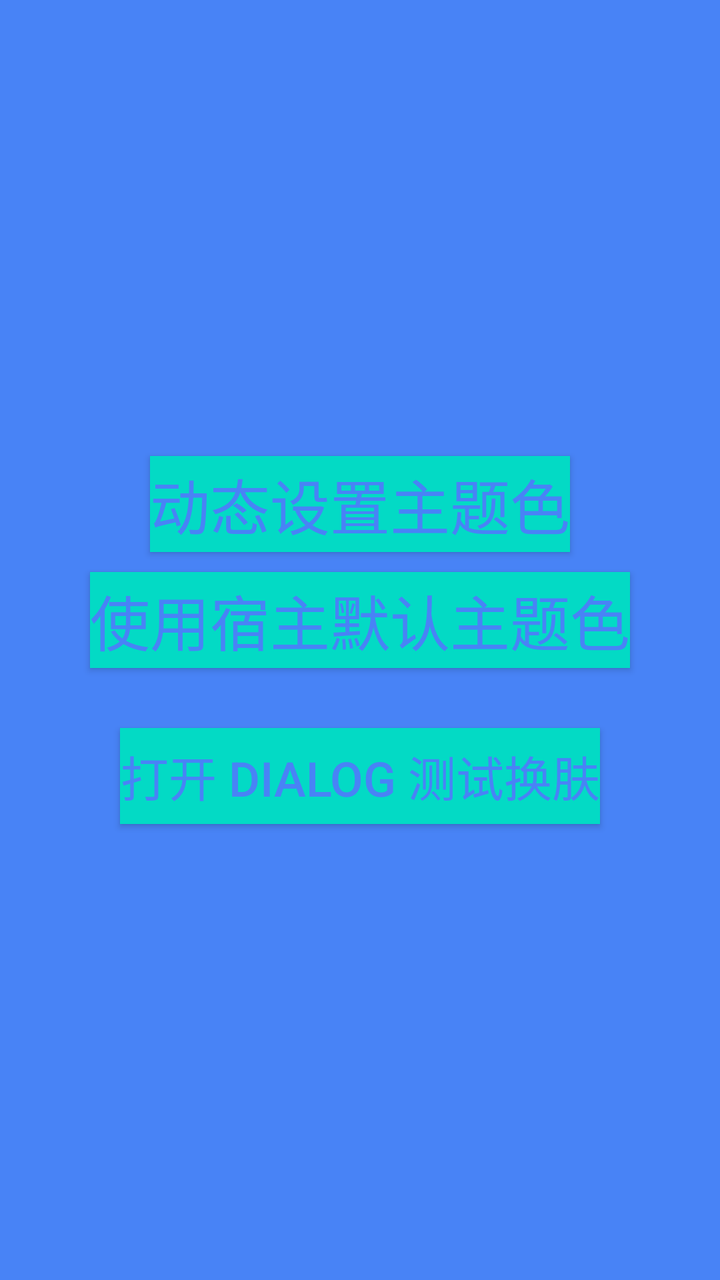
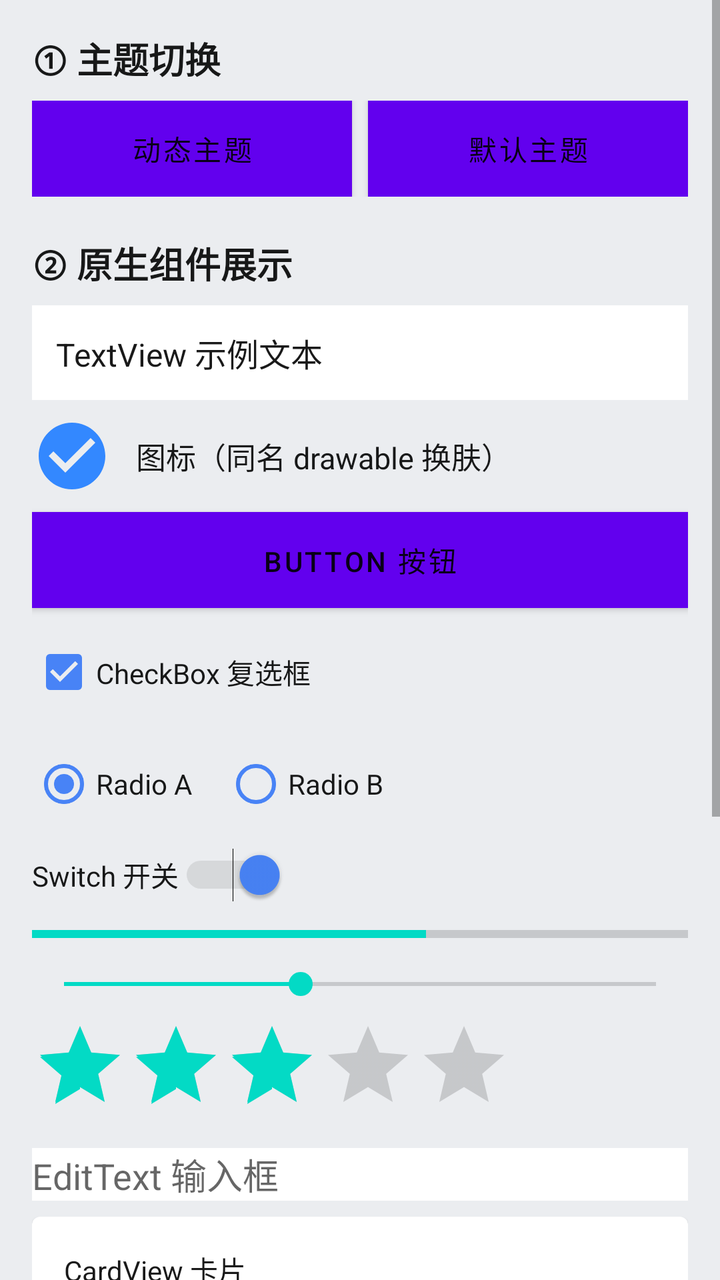

Before-and-after screenshots of an Android layout around one commit, followed by the original layout XML and the change that was made.
<!-- AndroidManifest.xml: application theme AppTheme -->
<!-- res/layout/activity_main.xml -->
<?xml version="1.0" encoding="utf-8"?>
<LinearLayout xmlns:android="http://schemas.android.com/apk/res/android"
    xmlns:app="http://schemas.android.com/apk/res-auto"
    xmlns:tools="http://schemas.android.com/tools"
    android:layout_width="match_parent"
    android:layout_height="match_parent"
    android:background="@color/skin_item_color"
    android:gravity="center"
    android:orientation="vertical"
    tools:context=".MainActivity">

    <Button
        android:layout_width="wrap_content"
        android:layout_height="wrap_content"
        android:layout_marginBottom="10dp"
        android:background="@color/colorAccent"
        android:onClick="skinDynamic"
        android:text="动态设置主题色"
        android:textColor="@color/skin_item_color"
        android:textSize="30dp"
        app:layout_constraintBottom_toBottomOf="parent"
        app:layout_constraintLeft_toLeftOf="parent"
        app:layout_constraintRight_toRightOf="parent"
        app:layout_constraintTop_toTopOf="parent" />

    <Button
        android:layout_width="wrap_content"
        android:layout_height="wrap_content"
        android:background="@color/colorAccent"
        android:onClick="skinDefault"
        android:text="使用宿主默认主题色"
        android:textColor="@color/skin_item_color"
        android:textSize="30dp"
        app:layout_constraintBottom_toBottomOf="parent"
        app:layout_constraintLeft_toLeftOf="parent"
        app:layout_constraintRight_toRightOf="parent"
        app:layout_constraintTop_toTopOf="parent" />

    
    <Button
        android:layout_width="wrap_content"
        android:layout_height="wrap_content"
        android:layout_marginTop="30dp"
        android:background="@color/colorAccent"
        android:onClick="openTestDialog"
        android:text="打开 Dialog 测试换肤"
        android:textColor="@color/skin_item_color"
        android:textSize="24sp" />

</LinearLayout>
<!-- resources referenced by this layout -->
<resources>
  <color name="colorAccent">#03DAC5</color>
  <color name="skin_item_color">#4883F6</color>
  <style name="AppTheme" parent="Theme.AppCompat.DayNight.DarkActionBar">
          
          <item name="colorPrimary">@color/colorPrimary</item>
          <item name="colorPrimaryDark">@color/colorPrimaryDark</item>
          <item name="colorAccent">@color/colorAccent</item>
      </style>
  <color name="colorPrimary">#6200EE</color>
  <color name="colorPrimaryDark">#3700B3</color>
</resources>

<!-- the commit's change to res/layout/activity_main.xml (unified diff, before → after) -->
@@ -1,50 +1,245 @@
 <?xml version="1.0" encoding="utf-8"?>
-<LinearLayout xmlns:android="http://schemas.android.com/apk/res/android"
+<ScrollView xmlns:android="http://schemas.android.com/apk/res/android"
     xmlns:app="http://schemas.android.com/apk/res-auto"
     xmlns:tools="http://schemas.android.com/tools"
     android:layout_width="match_parent"
     android:layout_height="match_parent"
-    android:background="@color/skin_item_color"
-    android:gravity="center"
-    android:orientation="vertical"
+    android:background="@color/bg_page"
+    android:fillViewport="true"
     tools:context=".MainActivity">
 
-    <Button
-        android:layout_width="wrap_content"
+    <LinearLayout
+        android:layout_width="match_parent"
         android:layout_height="wrap_content"
-        android:layout_marginBottom="10dp"
-        android:background="@color/colorAccent"
-        android:onClick="skinDynamic"
-        android:text="动态设置主题色"
-        android:textColor="@color/skin_item_color"
-        android:textSize="30dp"
-        app:layout_constraintBottom_toBottomOf="parent"
-        app:layout_constraintLeft_toLeftOf="parent"
-        app:layout_constraintRight_toRightOf="parent"
-        app:layout_constraintTop_toTopOf="parent" />
-
-    <Button
-        android:layout_width="wrap_content"
-        android:layout_height="wrap_content"
-        android:background="@color/colorAccent"
-        android:onClick="skinDefault"
-        android:text="使用宿主默认主题色"
-        android:textColor="@color/skin_item_color"
-        android:textSize="30dp"
-        app:layout_constraintBottom_toBottomOf="parent"
-        app:layout_constraintLeft_toLeftOf="parent"
-        app:layout_constraintRight_toRightOf="parent"
-        app:layout_constraintTop_toTopOf="parent" />
-
-    
-    <Button
-        android:layout_width="wrap_content"
-        android:layout_height="wrap_content"
-        android:layout_marginTop="30dp"
-        android:background="@color/colorAccent"
-        android:onClick="openTestDialog"
-        android:text="打开 Dialog 测试换肤"
-        android:textColor="@color/skin_item_color"
-        android:textSize="24sp" />
-
-</LinearLayout>
+        android:orientation="vertical"
+        android:padding="16dp">
+
+        
+        <TextView
+            android:layout_width="match_parent"
+            android:layout_height="wrap_content"
+            android:text="① 主题切换"
+            android:textColor="@color/text_primary"
+            android:textSize="18sp"
+            android:textStyle="bold" />
+
+        <LinearLayout
+            android:layout_width="match_parent"
+            android:layout_height="wrap_content"
+            android:layout_marginTop="8dp"
+            android:orientation="horizontal">
+
+            <Button
+                android:layout_width="0dp"
+                android:layout_height="wrap_content"
+                android:layout_weight="1"
+                android:layout_marginEnd="8dp"
+                android:background="@color/main_style"
+                android:onClick="skinDynamic"
+                android:text="动态主题"
+                android:textColor="@color/text_primary" />
+
+            <Button
+                android:layout_width="0dp"
+                android:layout_height="wrap_content"
+                android:layout_weight="1"
+                android:background="@color/colorAccent"
+                android:onClick="skinDefault"
+                android:text="默认主题"
+                android:textColor="@color/text_primary" />
+        </LinearLayout>
+
+        
+        <TextView
+            android:layout_width="match_parent"
+            android:layout_height="wrap_content"
+            android:layout_marginTop="20dp"
+            android:text="② 原生组件展示"
+            android:textColor="@color/text_primary"
+            android:textSize="18sp"
+            android:textStyle="bold" />
+
+        <TextView
+            android:layout_width="match_parent"
+            android:layout_height="wrap_content"
+            android:layout_marginTop="8dp"
+            android:background="@color/dialog_bg"
+            android:padding="12dp"
+            android:text="TextView 示例文本"
+            android:textColor="@color/text_primary"
+            android:textSize="16sp" />
+
+        
+        <LinearLayout
+            android:layout_width="match_parent"
+            android:layout_height="wrap_content"
+            android:layout_marginTop="8dp"
+            android:gravity="center_vertical"
+            android:orientation="horizontal">
+
+            <ImageView
+                android:layout_width="40dp"
+                android:layout_height="40dp"
+                android:src="@drawable/ic_skin_demo" />
+
+            <TextView
+                android:layout_width="wrap_content"
+                android:layout_height="wrap_content"
+                android:layout_marginStart="12dp"
+                android:text="图标（同名 drawable 换肤）"
+                android:textColor="@color/text_primary"
+                android:textSize="15sp" />
+        </LinearLayout>
+
+        <Button
+            android:layout_width="match_parent"
+            android:layout_height="wrap_content"
+            android:layout_marginTop="8dp"
+            android:background="@color/main_style"
+            android:text="Button 按钮"
+            android:textColor="@color/text_primary" />
+
+        <CheckBox
+            android:layout_width="wrap_content"
+            android:layout_height="wrap_content"
+            android:layout_marginTop="8dp"
+            android:buttonTint="@color/skin_item_color"
+            android:checked="true"
+            android:text="CheckBox 复选框"
+            android:textColor="@color/text_primary" />
+
+        <RadioGroup
+            android:layout_width="match_parent"
+            android:layout_height="wrap_content"
+            android:layout_marginTop="8dp"
+            android:orientation="horizontal">
+
+            <RadioButton
+                android:layout_width="wrap_content"
+                android:layout_height="wrap_content"
+                android:buttonTint="@color/skin_item_color"
+                android:checked="true"
+                android:text="Radio A"
+                android:textColor="@color/text_primary" />
+
+            <RadioButton
+                android:layout_width="wrap_content"
+                android:layout_height="wrap_content"
+                android:layout_marginStart="16dp"
+                android:buttonTint="@color/skin_item_color"
+                android:text="Radio B"
+                android:textColor="@color/text_primary" />
+        </RadioGroup>
+
+        <Switch
+            android:layout_width="wrap_content"
+            android:layout_height="wrap_content"
+            android:layout_marginTop="8dp"
+            android:checked="true"
+            android:text="Switch 开关"
+            android:textColor="@color/text_primary"
+            android:thumbTint="@color/skin_item_color"
+            android:trackTint="@color/color_third" />
+
+        <ProgressBar
+            style="?android:attr/progressBarStyleHorizontal"
+            android:layout_width="match_parent"
+            android:layout_height="wrap_content"
+            android:layout_marginTop="8dp"
+            android:max="100"
+            android:progress="60" />
+
+        <SeekBar
+            android:layout_width="match_parent"
+            android:layout_height="wrap_content"
+            android:layout_marginTop="8dp"
+            android:max="100"
+            android:progress="40" />
+
+        <RatingBar
+            android:layout_width="wrap_content"
+            android:layout_height="wrap_content"
+            android:layout_marginTop="8dp"
+            android:numStars="5"
+            android:rating="3" />
+
+        <EditText
+            android:layout_width="match_parent"
+            android:layout_height="wrap_content"
+            android:layout_marginTop="8dp"
+            android:background="@color/dialog_bg"
+            android:hint="EditText 输入框"
+            android:textColor="@color/text_primary"
+            android:textColorHint="@color/text_hint" />
+
+        <com.google.android.material.card.MaterialCardView
+            android:layout_width="match_parent"
+            android:layout_height="wrap_content"
+            android:layout_marginTop="8dp"
+            app:cardBackgroundColor="@color/dialog_bg">
+
+            <TextView
+                android:layout_width="match_parent"
+                android:layout_height="wrap_content"
+                android:padding="16dp"
+                android:text="CardView 卡片"
+                android:textColor="@color/text_primary" />
+        </com.google.android.material.card.MaterialCardView>
+
+        
+        <TextView
+            android:layout_width="match_parent"
+            android:layout_height="wrap_content"
+            android:layout_marginTop="20dp"
+            android:text="③ 弹框入口"
+            android:textColor="@color/text_primary"
+            android:textSize="18sp"
+            android:textStyle="bold" />
+
+        <Button
+            android:layout_width="match_parent"
+            android:layout_height="wrap_content"
+            android:layout_marginTop="8dp"
+            android:background="@color/main_style"
+            android:onClick="openComposeDemo"
+            android:text="Compose 组件案例页"
+            android:textColor="@color/text_primary" />
+
+        <Button
+            android:layout_width="match_parent"
+            android:layout_height="wrap_content"
+            android:layout_marginTop="8dp"
+            android:background="@color/main_style"
+            android:onClick="openPopupWindow"
+            android:text="弹 PopupWindow"
+            android:textColor="@color/text_primary" />
+
+        <Button
+            android:layout_width="match_parent"
+            android:layout_height="wrap_content"
+            android:layout_marginTop="8dp"
+            android:background="@color/main_style"
+            android:onClick="openTestDialog"
+            android:text="弹 DialogFragment"
+            android:textColor="@color/text_primary" />
+
+        <Button
+            android:layout_width="match_parent"
+            android:layout_height="wrap_content"
+            android:layout_marginTop="8dp"
+            android:background="@color/main_style"
+            android:onClick="openNativeDialog"
+            android:text="弹原生 Dialog"
+            android:textColor="@color/text_primary" />
+
+        <Button
+            android:layout_width="match_parent"
+            android:layout_height="wrap_content"
+            android:layout_marginTop="8dp"
+            android:background="@color/main_style"
+            android:onClick="openMultiLevelDialog"
+            android:text="弹多层弹框（列表）"
+            android:textColor="@color/text_primary" />
+
+    </LinearLayout>
+</ScrollView>
<!-- resource entries referenced after the edit -->
@@ -1,8 +1,25 @@
 <!-- resources referenced by this layout -->
 <resources>
+  <color name="bg_page">#FFEBEDF0</color>
   <color name="colorAccent">#03DAC5</color>
+  <color name="color_third">#59000000</color>
+  <color name="dialog_bg">#FFFFFFFF</color>
+  <color name="main_style">#3388FF</color>
   <color name="skin_item_color">#4883F6</color>
-  <style name="AppTheme" parent="Theme.AppCompat.DayNight.DarkActionBar">
+  <color name="text_hint">#99000000</color>
+  <color name="text_primary">#E6000000</color>
+  <!-- drawable ic_skin_demo (drawable) -->
+  <?xml version="1.0" encoding="utf-8"?>
+  <vector xmlns:android="http://schemas.android.com/apk/res/android"
+      android:width="24dp"
+      android:height="24dp"
+      android:viewportWidth="24"
+      android:viewportHeight="24">
+      <path
+          android:fillColor="#3388FF"
+          android:pathData="M12,2C6.48,2 2,6.48 2,12s4.48,10 10,10 10,-4.48 10,-10S17.52,2 12,2zM10,17l-5,-5 1.41,-1.41L10,14.17l7.59,-7.59L19,8l-9,9z" />
+  </vector>
+  <style name="AppTheme" parent="Theme.MaterialComponents.DayNight.DarkActionBar">
           
           <item name="colorPrimary">@color/colorPrimary</item>
           <item name="colorPrimaryDark">@color/colorPrimaryDark</item>
